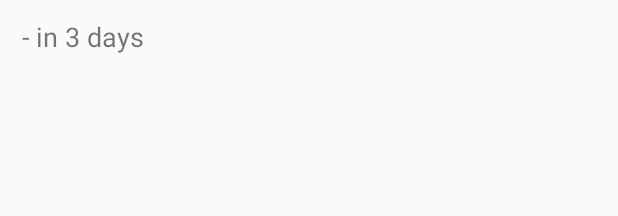
After one commit to Ikreg2k13/Timetables-Android, an Android app: the layout exam_list_layout.xml on its own in the app's theme, with its tools: preview values and no code run, on a phone screen of 412 x 824 dp. The commit adds this screen. Shown: the top 216 px of the screen. Run offline under Robolectric (Android 15) with nearby library versions, the phone set to English and light mode, and no system bars.

Commit message:
Exam-List Layout Refactor

```diff
--- a/app/src/main/java/mobile/ikreg/com/mytestapplication/Database/ExamMemory.java
+++ b/app/src/main/java/mobile/ikreg/com/mytestapplication/Database/ExamMemory.java
@@ -1,4 +1,4 @@
-package mobile.ikreg.com.mytestapplication.Database;
+package mobile.ikreg.com.mytestapplication.database;
 
 public class ExamMemory {
 
--- a/app/src/main/java/mobile/ikreg/com/mytestapplication/Database/MemoryDataSource.java
+++ b/app/src/main/java/mobile/ikreg/com/mytestapplication/Database/MemoryDataSource.java
@@ -1,4 +1,4 @@
-package mobile.ikreg.com.mytestapplication.Database;
+package mobile.ikreg.com.mytestapplication.database;
 
 import android.content.Context;
 import android.database.sqlite.SQLiteDatabase;
--- a/app/src/main/java/mobile/ikreg/com/mytestapplication/Database/MemoryHelper.java
+++ b/app/src/main/java/mobile/ikreg/com/mytestapplication/Database/MemoryHelper.java
@@ -1,4 +1,4 @@
-package mobile.ikreg.com.mytestapplication.Database;
+package mobile.ikreg.com.mytestapplication.database;
 
 import android.content.Context;
 import android.database.sqlite.SQLiteDatabase;
--- a/app/src/main/res/layout/activity_main2.xml
+++ b/app/src/main/res/layout/activity_main2.xml
@@ -30,8 +30,8 @@
         android:layout_height="wrap_content"
         android:layout_gravity="bottom|end"
         android:layout_margin="@dimen/fab_margin"
-        app:srcCompat="@android:drawable/ic_dialog_email"
+        app:srcCompat="@drawable/ic_addplus"
         app:fabSize="normal"
-        app:elevation="0dp" />
+        app:elevation="6dp" />
 
 </android.support.design.widget.CoordinatorLayout>
--- /dev/null
+++ b/app/src/main/res/layout/exam_list_layout.xml
@@ -0,0 +1,61 @@
+<?xml version="1.0" encoding="utf-8"?>
+<TableLayout xmlns:android="http://schemas.android.com/apk/res/android"
+    android:layout_width="match_parent"
+    android:layout_height="match_parent"
+    android:padding="10dp">
+
+    <TableRow
+        android:layout_width="match_parent"
+        android:layout_height="wrap_content"
+        android:id="@+id/examlist_row1"
+        android:weightSum="1">
+
+        <TextView
+            android:layout_width="wrap_content"
+            android:layout_height="wrap_content"
+            android:id="@+id/exam_list_course"
+            android:textSize="20sp"
+            android:textStyle="bold"/>
+
+        <TextView
+            android:layout_width="wrap_content"
+            android:layout_height="wrap_content"
+            android:id="@+id/exam_list_daysleft"
+            android:textSize="18sp"
+            android:text=" - in 3 days"/>
+
+        <TextView
+            android:layout_width="match_parent"
+            android:layout_height="wrap_content"
+            android:id="@+id/exam_list_room"
+            android:textSize="18sp"
+            android:layout_weight="1"
+            android:gravity="end"/>
+
+    </TableRow>
+
+    <TableRow
+        android:layout_width="match_parent"
+        android:layout_height="wrap_content"
+        android:id="@+id/examlist_row2"
+        android:weightSum="10"
+        android:layout_marginTop="6dp">
+
+        <TextView
+            android:layout_width="0dp"
+            android:layout_height="wrap_content"
+            android:id="@+id/exam_list_date"
+            android:layout_weight="7"
+            android:textSize="17sp"/>
+
+        <TextView
+            android:layout_width="0dp"
+            android:layout_height="match_parent"
+            android:id="@+id/exam_list_time"
+            android:layout_weight="3"
+            android:textSize="17sp"
+            android:gravity="end"/>
+
+    </TableRow>
+
+</TableLayout>
```
Also changed, not shown: app/src/main/java/mobile/ikreg/com/mytestapplication/ExamListAdapter.java (added, +55 -0 lines), app/src/main/java/mobile/ikreg/com/mytestapplication/LayoutActivity.java (+6 -5 lines), app/src/main/java/mobile/ikreg/com/mytestapplication/Main2Activity.java (+5 -4 lines), app/src/main/java/mobile/ikreg/com/mytestapplication/util/ParseHelper.java (added, +20 -0 lines), app/src/main/res/drawable/ic_addplus.xml (added, +9 -0 lines).
